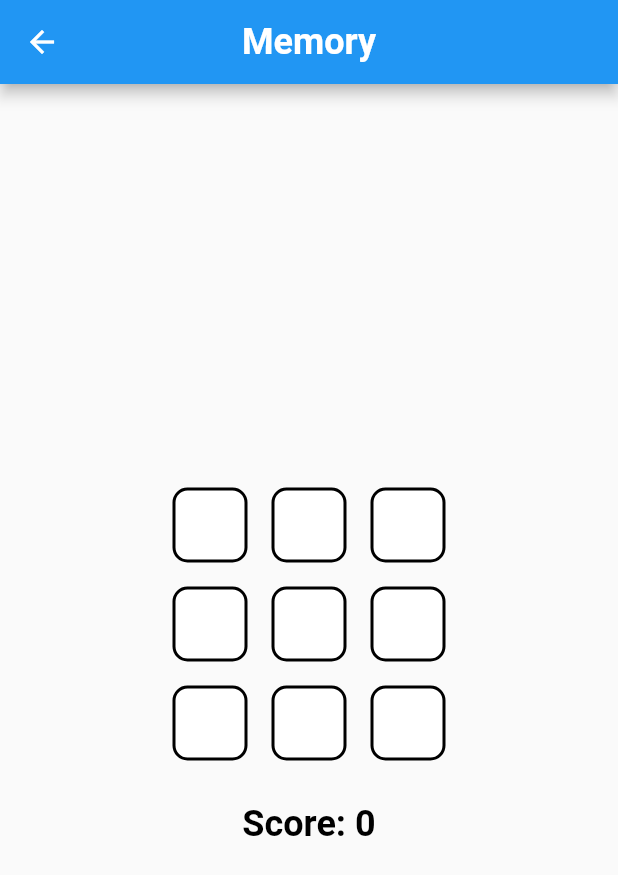
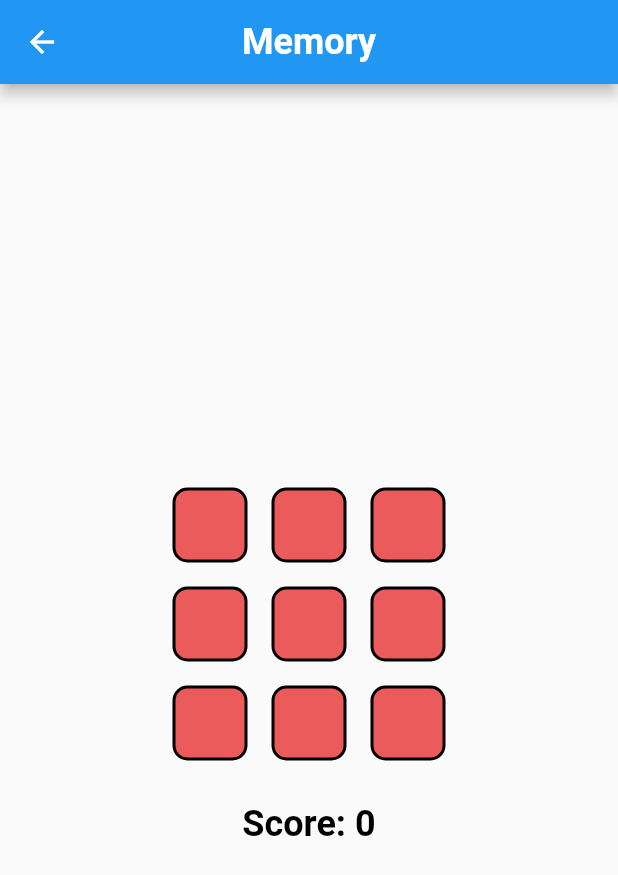
Before and after one commit to SriGiriT/Mind-Game, a Flutter app: the Game11 screen opened by its route, after a tap on "hide", on a phone screen of 412 x 824 dp. Shown: the top 875 px of the screen. Run offline on Flutter 3.47's test engine with Material 2 defaults, Android fonts, the phone set to English and light mode, and no system bars; our stand-ins replace google_mobile_ads, otp_text_field; network calls fail.

Commit message:
User's feedback

```diff
--- a/lib/screens/Game1.dart
+++ b/lib/screens/Game1.dart
@@ -151,7 +151,7 @@
               width: 2,
             ),
             borderRadius: BorderRadius.circular(10),
-            color: widget.text.isSelected ? button_color : button_color,
+            color: isSelected ? Colors.lightGreen : Color.fromARGB(255, 236, 91, 91),
           ),
           child: isSelected
               ? Center(
--- a/lib/screens/Game3.dart
+++ b/lib/screens/Game3.dart
@@ -137,7 +137,7 @@
           width: 50,
           height: 50,
           decoration: BoxDecoration(
-            color: button_color,
+            color: isSelected ? Colors.lightGreen : Color.fromARGB(255, 236, 91, 91),
             border: Border.all(
               color: Colors.black,
               width: 2,
```
Also changed, not shown: lib/screens/Game5.dart (+12 -10 lines), 1 other file.
